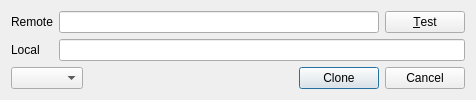
Qt form src/CloneDialog.ui (soramimi/Guitar) before a commit.
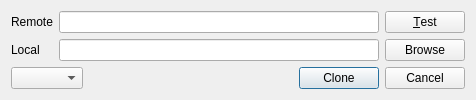
The same form after that commit.

Commit message: CloneDialogをちょっと改良

The edit to the form file:
```diff
--- a/src/CloneDialog.ui
+++ b/src/CloneDialog.ui
@@ -47,9 +47,16 @@
        </property>
       </widget>
      </item>
-     <item row="1" column="1" colspan="2">
+     <item row="1" column="1">
       <widget class="QLineEdit" name="lineEdit_working_dir"/>
      </item>
+     <item row="1" column="2">
+      <widget class="QPushButton" name="pushButton_browse">
+       <property name="text">
+        <string>Browse</string>
+       </property>
+      </widget>
+     </item>
     </layout>
    </item>
    <item>
```
The commit also changes 2 other files.
